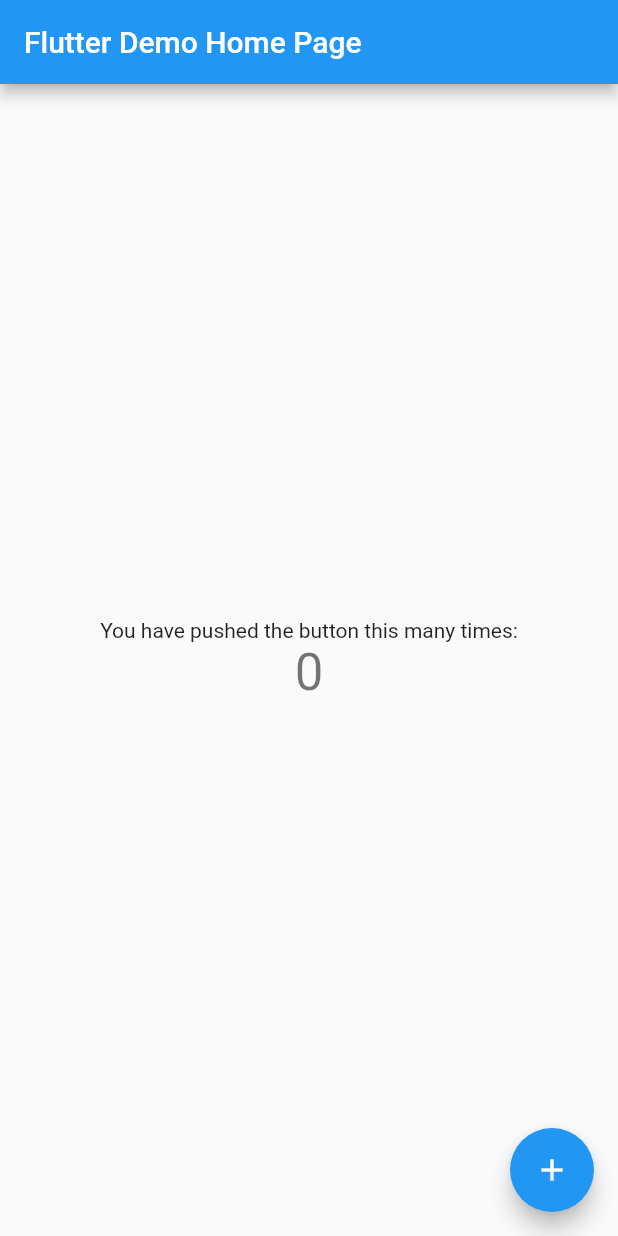
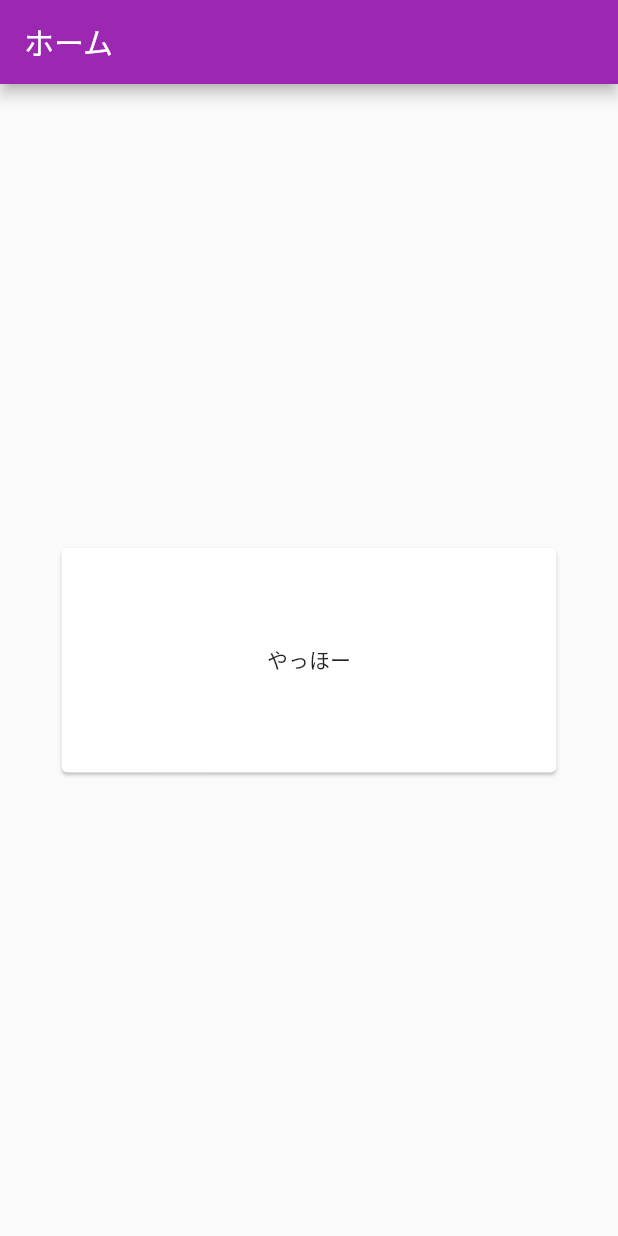
Before and after one commit to gw31415/wai_eng, a Flutter app: the screen it shows after launch, on a phone screen of 412 x 824 dp. Run offline on Flutter 3.47's test engine with Material 2 defaults, Android fonts, the phone set to English and light mode, and no system bars.

Commit message:
create flashcard

```diff
--- a/lib/main.dart
+++ b/lib/main.dart
@@ -1,115 +1,63 @@
 import 'package:flutter/material.dart';
 
 void main() {
-  runApp(const MyApp());
+  runApp(const MainApp());
 }
 
-class MyApp extends StatelessWidget {
-  const MyApp({Key? key}) : super(key: key);
+class MainApp extends StatelessWidget {
+  const MainApp({Key? key}) : super(key: key);
 
-  // This widget is the root of your application.
   @override
   Widget build(BuildContext context) {
     return MaterialApp(
-      title: 'Flutter Demo',
+      title: '和医大 英単語',
       theme: ThemeData(
-        // This is the theme of your application.
-        //
-        // Try running your application with "flutter run". You'll see the
-        // application has a blue toolbar. Then, without quitting the app, try
-        // changing the primarySwatch below to Colors.green and then invoke
-        // "hot reload" (press "r" in the console where you ran "flutter run",
-        // or simply save your changes to "hot reload" in a Flutter IDE).
-        // Notice that the counter didn't reset back to zero; the application
-        // is not restarted.
-        primarySwatch: Colors.blue,
+        primarySwatch: Colors.purple,
       ),
-      home: const MyHomePage(title: 'Flutter Demo Home Page'),
+      home: const Menu(title: 'ホーム'),
     );
   }
 }
 
-class MyHomePage extends StatefulWidget {
-  const MyHomePage({Key? key, required this.title}) : super(key: key);
-
-  // This widget is the home page of your application. It is stateful, meaning
-  // that it has a State object (defined below) that contains fields that affect
-  // how it looks.
-
-  // This class is the configuration for the state. It holds the values (in this
-  // case the title) provided by the parent (in this case the App widget) and
-  // used by the build method of the State. Fields in a Widget subclass are
-  // always marked "final".
-
+class Menu extends StatefulWidget {
+  const Menu({Key? key, required this.title}) : super(key: key);
   final String title;
-
   @override
-  State<MyHomePage> createState() => _MyHomePageState();
+  State<Menu> createState() => _MenuState();
 }
 
-class _MyHomePageState extends State<MyHomePage> {
-  int _counter = 0;
-
-  void _incrementCounter() {
-    setState(() {
-      // This call to setState tells the Flutter framework that something has
-      // changed in this State, which causes it to rerun the build method below
-      // so that the display can reflect the updated values. If we changed
-      // _counter without calling setState(), then the build method would not be
-      // called again, and so nothing would appear to happen.
-      _counter++;
-    });
-  }
-
+class _MenuState extends State<Menu> {
   @override
   Widget build(BuildContext context) {
-    // This method is rerun every time setState is called, for instance as done
-    // by the _incrementCounter method above.
-    //
-    // The Flutter framework has been optimized to make rerunning build methods
-    // fast, so that you can just rebuild anything that needs updating rather
-    // than having to individually change instances of widgets.
     return Scaffold(
       appBar: AppBar(
-        // Here we take the value from the MyHomePage object that was created by
-        // the App.build method, and use it to set our appbar title.
         title: Text(widget.title),
       ),
       body: Center(
-        // Center is a layout widget. It takes a single child and positions it
-        // in the middle of the parent.
-        child: Column(
-          // Column is also a layout widget. It takes a list of children and
-          // arranges them vertically. By default, it sizes itself to fit its
-          // children horizontally, and tries to be as tall as its parent.
-          //
-          // Invoke "debug painting" (press "p" in the console, choose the
-          // "Toggle Debug Paint" action from the Flutter Inspector in Android
-          // Studio, or the "Toggle Debug Paint" command in Visual Studio Code)
-          // to see the wireframe for each widget.
-          //
-          // Column has various properties to control how it sizes itself and
-          // how it positions its children. Here we use mainAxisAlignment to
-          // center the children vertically; the main axis here is the vertical
-          // axis because Columns are vertical (the cross axis would be
-          // horizontal).
-          mainAxisAlignment: MainAxisAlignment.center,
-          children: <Widget>[
-            const Text(
-              'You have pushed the button this many times:',
-            ),
-            Text(
-              '$_counter',
-              style: Theme.of(context).textTheme.headline4,
-            ),
-          ],
-        ),
+        child: FlashCard(question:"やっほー" ,answer: "こんにちは"),
       ),
-      floatingActionButton: FloatingActionButton(
-        onPressed: _incrementCounter,
-        tooltip: 'Increment',
-        child: const Icon(Icons.add),
-      ), // This trailing comma makes auto-formatting nicer for build methods.
     );
   }
 }
+
+class FlashCard extends StatefulWidget {
+
+  final String question;
+  final String answer;
+  const FlashCard({this.question = "", this.answer = ""});
+  @override
+  State<FlashCard> createState() => _FlashCardState();
+}
+
+class _FlashCardState extends State<FlashCard> {
+  @override
+  Widget build(BuildContext context) {
+    return Card(
+          child: SizedBox(
+            width: 330,
+            height: 150,
+            child: Center(child: Text(widget.question)),
+          ),
+	);
+  }
+}
```
